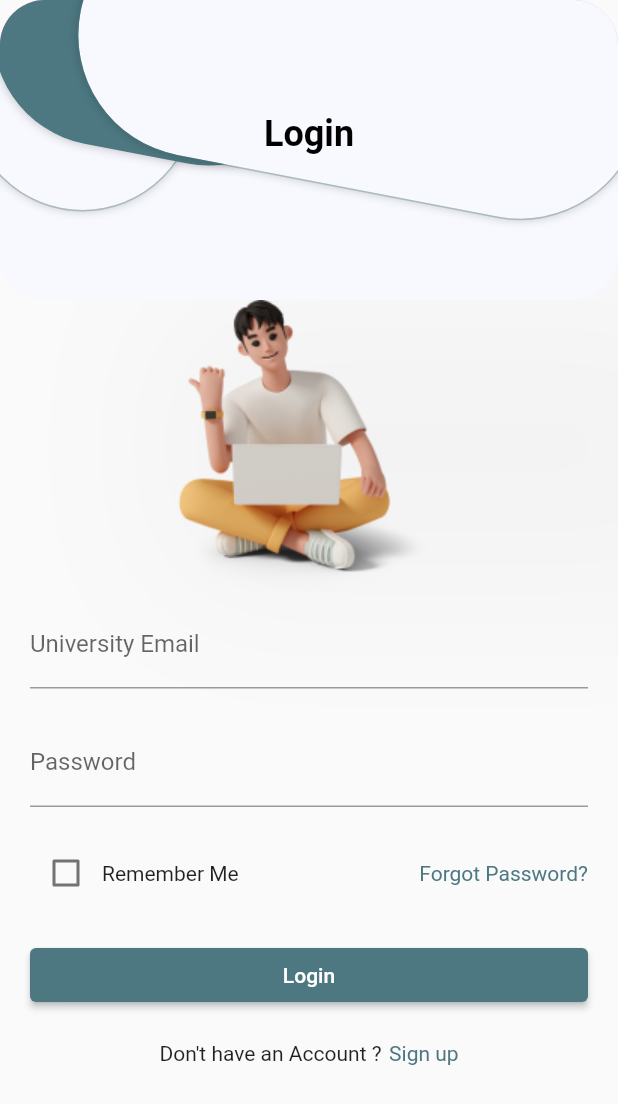
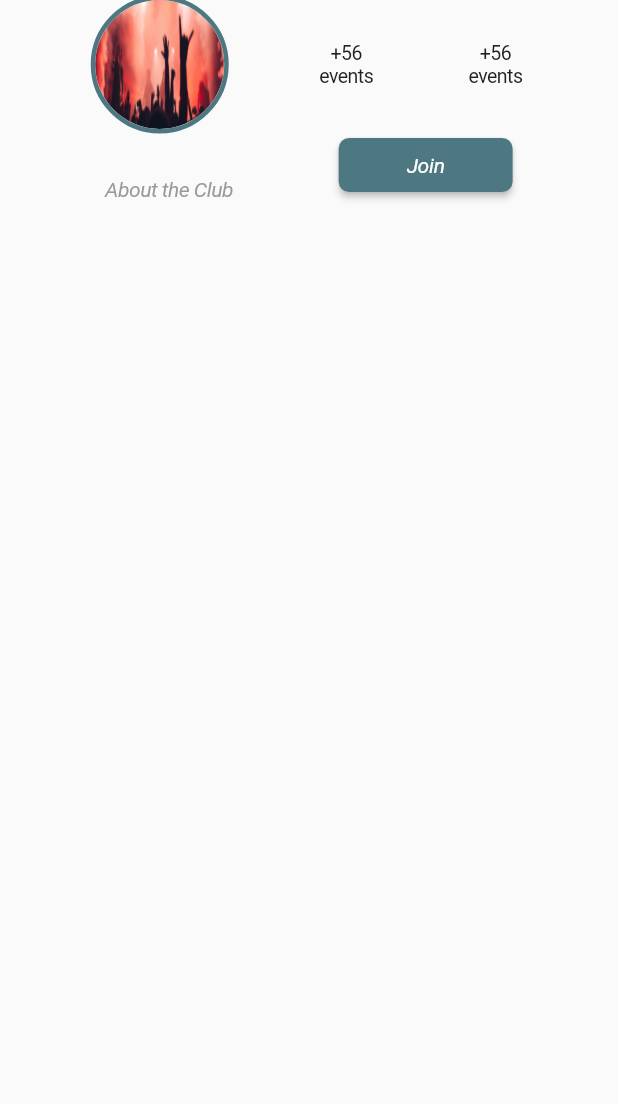
Before and after one commit to oussbad/Final-Project-flutter-, a Flutter app: the screen it shows after launch, on a phone screen of 412 x 824 dp. Shown: the top 1104 px of the screen. Run offline on Flutter 3.47's test engine with Material 2 defaults, Android fonts, the light colour scheme and no system bars; Roboto replaces fonts that are missing (ABeeZee).

Commit message:
end of home start of about club

```diff
--- /dev/null
+++ b/lib/aboutClub.dart
@@ -0,0 +1,142 @@
+import 'package:flutter/material.dart';
+
+class aboutClub extends StatefulWidget {
+  const aboutClub({Key? key}) : super(key: key);
+
+  @override
+  State<aboutClub> createState() => _aboutClubState();
+}
+
+class _aboutClubState extends State<aboutClub> {
+  @override
+  Widget build(BuildContext context) {
+    return Scaffold(
+      body: Column(
+        children: [
+          Row(
+            mainAxisAlignment: MainAxisAlignment.spaceEvenly,
+            children: [
+              Container(
+                width: 86,
+                height: 86,
+                decoration: ShapeDecoration(
+                  image: DecorationImage(
+                    image: AssetImage("images/event1.png"),
+                    fit: BoxFit.fill,
+                  ),
+                  shape: RoundedRectangleBorder(
+                    side: BorderSide(
+                      width: 3,
+                      strokeAlign: BorderSide.strokeAlignOutside,
+                      color: Color(0xFF4D7881),
+                    ),
+                    borderRadius: BorderRadius.circular(112.50),
+                  ),
+                ),
+              ),
+              Column(
+                children: [
+                  Text(
+                    '+56',
+                    textAlign: TextAlign.center,
+                    style: TextStyle(
+                      color: Color(0xFF212121),
+                      fontSize: 13,
+                      fontFamily: 'ABeeZee',
+                      fontWeight: FontWeight.w400,
+                      height: 0,
+                      letterSpacing: -0.33,
+                    ),
+                  ),
+                  Text(
+                    'events',
+                    textAlign: TextAlign.center,
+                    style: TextStyle(
+                      color: Color(0xFF212121),
+                      fontSize: 13,
+                      fontFamily: 'ABeeZee',
+                      fontWeight: FontWeight.w400,
+                      height: 0,
+                      letterSpacing: -0.33,
+                    ),
+                  ),
+                ],
+              ),
+              Column(
+                children: [
+                  Text(
+                    '+56',
+                    textAlign: TextAlign.center,
+                    style: TextStyle(
+                      color: Color(0xFF212121),
+                      fontSize: 13,
+                      fontFamily: 'ABeeZee',
+                      fontWeight: FontWeight.w400,
+                      height: 0,
+                      letterSpacing: -0.33,
+                    ),
+                  ),
+                  Text(
+                    'events',
+                    textAlign: TextAlign.center,
+                    style: TextStyle(
+                      color: Color(0xFF212121),
+                      fontSize: 13,
+                      fontFamily: 'ABeeZee',
+                      fontWeight: FontWeight.w400,
+                      height: 0,
+                      letterSpacing: -0.33,
+                    ),
+                  ),
+                ],
+              ),
+            ],
+          ),
+          Row(
+            mainAxisAlignment: MainAxisAlignment.spaceEvenly,
+            crossAxisAlignment: CrossAxisAlignment.end,
+            children: [
+              Text(
+                'About the Club',
+                style: TextStyle(
+                  color: Color(0xFF9A9A9A),
+                  fontSize: 14,
+                  fontStyle: FontStyle.italic,
+                  fontFamily: 'ABeeZee',
+                  fontWeight: FontWeight.w400,
+                  height: 0,
+                  letterSpacing: -0.35,
+                ),
+              ),
+              ElevatedButton(
+                onPressed: () {
+                  // Define the action when the button is pressed
+                },
+                style: ElevatedButton.styleFrom(
+                  primary: Color(0xFF4D7881), // Button background color
+                  shape: RoundedRectangleBorder(
+                    borderRadius: BorderRadius.circular(7), // Rounded corners
+                  ),
+                  fixedSize: Size(116, 32), // Button size
+                ),
+                child: Text(
+                  'Join',
+                  textAlign: TextAlign.center,
+                  style: TextStyle(
+                    color: Colors.white, // Text color
+                    fontSize: 14,
+                    fontStyle: FontStyle.italic,
+                    fontFamily: 'ABeeZee',
+                    fontWeight: FontWeight.w400,
+                    letterSpacing: -0.24,
+                  ),
+                ),
+              )
+
+            ],
+          )
+        ],
+      ),
+    );
+  }
+}
--- a/lib/main.dart
+++ b/lib/main.dart
@@ -4,7 +4,9 @@ import 'package:untitled1/startUpScreen.dart';
 import 'Home.dart';
 import 'Login.dart';
 import 'Reusable/ClubCard.dart';
+import 'Reusable/EventsCard.dart';
 import 'SingUp.dart';
+import 'aboutClub.dart';
 
 void main() {
   runApp(MyApp());
@@ -19,7 +21,7 @@ class MyApp extends StatelessWidget {
     return MaterialApp(
 
 
-      home: Login(),
+      home: aboutClub(),
     );
   }
 }
```
Also changed, not shown: lib/Home.dart (+74 -4 lines), lib/Reusable/ClubCard.dart (+4 -5 lines), lib/Reusable/EventsCard.dart (+20 -8 lines), images/event1.png (added).
